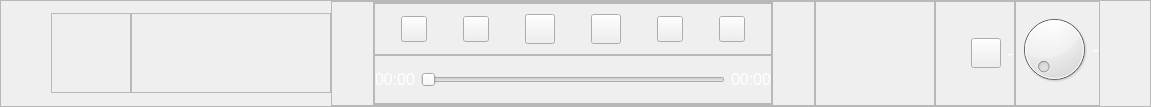
This is CaX/widget/playwindow.ui in fsest4u/CaX_03 as Qt 5 draws it before an edit. The edited form follows.
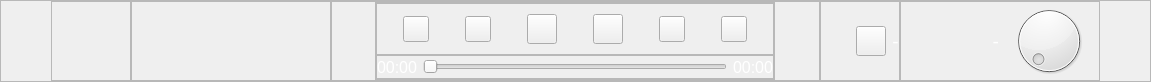
This is the edited form. Icons and pictures are not drawn.

Commit message: [NowPlay] 볼륨 콘트롤 위치 조정

Patch:
```diff
--- a/CaX/widget/playwindow.ui
+++ b/CaX/widget/playwindow.ui
@@ -7,7 +7,7 @@
     <x>0</x>
     <y>0</y>
     <width>1151</width>
-    <height>107</height>
+    <height>82</height>
    </rect>
   </property>
   <property name="windowTitle">
@@ -460,28 +460,6 @@
         </layout>
        </widget>
       </item>
-      <item>
-       <widget class="QFrame" name="frame_13">
-        <property name="minimumSize">
-         <size>
-          <width>120</width>
-          <height>0</height>
-         </size>
-        </property>
-        <property name="maximumSize">
-         <size>
-          <width>120</width>
-          <height>16777215</height>
-         </size>
-        </property>
-        <property name="frameShape">
-         <enum>QFrame::StyledPanel</enum>
-        </property>
-        <property name="frameShadow">
-         <enum>QFrame::Raised</enum>
-        </property>
-       </widget>
-      </item>
       <item>
        <widget class="QFrame" name="frameVolume">
         <property name="minimumSize">
@@ -598,13 +576,13 @@
        <widget class="QFrame" name="frameDial">
         <property name="minimumSize">
          <size>
-          <width>85</width>
+          <width>200</width>
           <height>0</height>
          </size>
         </property>
         <property name="maximumSize">
          <size>
-          <width>85</width>
+          <width>200</width>
           <height>16777215</height>
          </size>
         </property>
@@ -628,13 +606,38 @@
           <number>0</number>
          </property>
          <property name="bottomMargin">
-          <number>9</number>
+          <number>0</number>
          </property>
+         <item>
+          <widget class="QLabel" name="labelDial">
+           <property name="minimumSize">
+            <size>
+             <width>50</width>
+             <height>0</height>
+            </size>
+           </property>
+           <property name="font">
+            <font>
+             <family>Segoe UI</family>
+             <pointsize>14</pointsize>
+            </font>
+           </property>
+           <property name="styleSheet">
+            <string notr="true">color: rgb(255, 255, 255);</string>
+           </property>
+           <property name="text">
+            <string>-</string>
+           </property>
+           <property name="alignment">
+            <set>Qt::AlignRight|Qt::AlignTrailing|Qt::AlignVCenter</set>
+           </property>
+          </widget>
+         </item>
          <item>
           <widget class="QDial" name="dial">
            <property name="minimumSize">
             <size>
-             <width>0</width>
+             <width>100</width>
              <height>0</height>
             </size>
            </property>
@@ -653,31 +656,6 @@
            </property>
           </widget>
          </item>
-         <item>
-          <widget class="QLabel" name="labelDial">
-           <property name="minimumSize">
-            <size>
-             <width>0</width>
-             <height>20</height>
-            </size>
-           </property>
-           <property name="font">
-            <font>
-             <family>Segoe UI</family>
-             <pointsize>14</pointsize>
-            </font>
-           </property>
-           <property name="styleSheet">
-            <string notr="true">color: rgb(255, 255, 255);</string>
-           </property>
-           <property name="text">
-            <string>-</string>
-           </property>
-           <property name="alignment">
-            <set>Qt::AlignCenter</set>
-           </property>
-          </widget>
-         </item>
         </layout>
        </widget>
       </item>
```
